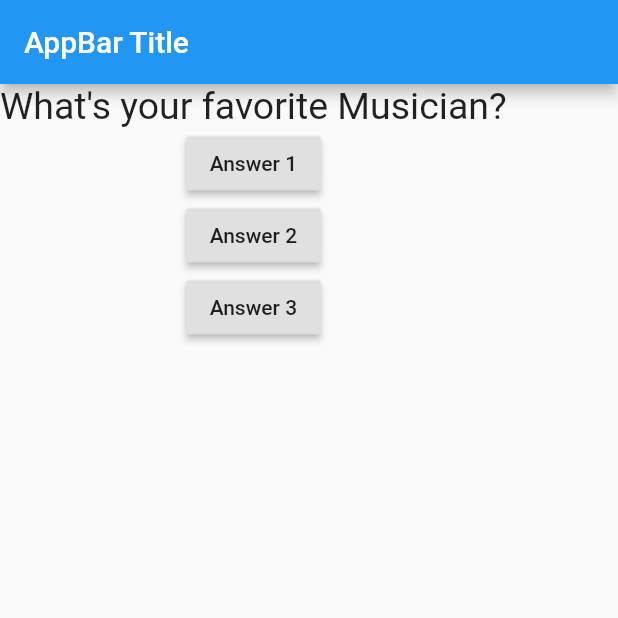
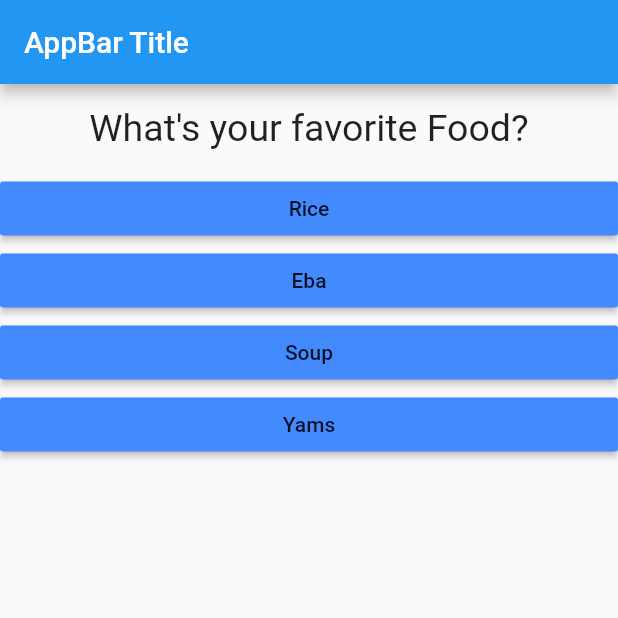
Before and after one commit to maxgdev/flutter_sandbox, a Flutter app: the screen it shows after launch, on a phone screen of 412 x 824 dp, the top half of it. Run offline on Flutter 3.47's test engine with Material 2 defaults, Android fonts, the phone set to English and light mode, and no system bars.

Commit message:
Added answer.dart, question.dart, map object and iterated over questions to generate answer buttons. Notes utilised ... spread function

```diff
--- /dev/null
+++ b/lib/answer.dart
@@ -0,0 +1,19 @@
+import 'package:flutter/material.dart';
+
+class Answer extends StatelessWidget {
+  final Function answerHandler;
+  final String answerText;
+  Answer(this.answerHandler, this.answerText);
+
+  @override
+  Widget build(BuildContext context) {
+    return Container(
+      width: double.infinity,
+      child: RaisedButton(
+        color: Colors.blueAccent,
+        child: Text(answerText),
+        onPressed: answerHandler,
+      ),
+    );
+  }
+}
--- a/lib/main.dart
+++ b/lib/main.dart
@@ -1,4 +1,6 @@
 import 'package:flutter/material.dart';
+import './question.dart';
+import './answer.dart';
 
 void main() {
   runApp(AnyApp());
@@ -16,7 +18,7 @@ class AnyApp extends StatefulWidget {
 class AnyAppState extends State<AnyApp> {
   var questionIndex = 0;
 
-  void answerQuestions() {
+  void _answerQuestions() {
     setState(() {
       questionIndex = questionIndex + 1;
     });
@@ -25,10 +27,30 @@ class AnyAppState extends State<AnyApp> {
 
   @override
   Widget build(BuildContext context) {
+    // var questions = [
+    //   'What\'s your favorite Musician?',
+    //   'What\'s your favorite Film?',
+    //   'What\'s your favorite Food?',
+    //   'What\'s your favorite Car?',
+    //   'What\'s your favorite Ice-cream?',
+    // ];
     var questions = [
-      'What\'s your favorite Musician?',
-      'What\'s your favorite Film?',
-      'What\'s your favorite Food?',
+      {
+        'questionText': 'What\'s your favorite Food?',
+        'answers': ['Rice', 'Eba', 'Soup', 'Yams']
+      },
+      {
+        'questionText': 'What\'s your favorite Car?',
+        'answers': ['BMW', 'Honda', 'Toyota', 'Porche']
+      },
+      {
+        'questionText': 'What\'s your favorite Film?',
+        'answers': ['Matrix', 'Black Panther', 'Bleach', 'Mandelorian']
+      },
+      {
+        'questionText': 'What\'s your favorite Musician?',
+        'answers': ['Burna Boy', 'Eddie Grant', 'Junior', 'Mice Paris']
+      }
     ];
 
     return MaterialApp(
@@ -38,23 +60,13 @@ class AnyAppState extends State<AnyApp> {
         ),
         body: Column(
           children: [
-            Text(
-              "${questions[questionIndex]}",
-              style: TextStyle(fontSize: 25),
+            Question(
+              "${questions[questionIndex]['questionText']}",
             ),
-            RaisedButton(
-              child: Text("Answer 1"),
-              // onPressed: () => print("Button 1 pressed! "),
-              onPressed: answerQuestions,
-            ),
-            RaisedButton(
-              child: Text("Answer 2"),
-              onPressed: () => print("Button 2 pressed! "),
-            ),
-            RaisedButton(
-              child: Text("Answer 3"),
-              onPressed: () => print("Button 3 pressed! "),
-            ),
+            // Answer(_answerQuestions),
+            ...(questions[questionIndex]['answers'] as List<String>).map((answer) {
+              return Answer(_answerQuestions, answer);
+            }).toList(),
           ],
         ),
       ),
--- /dev/null
+++ b/lib/question.dart
@@ -0,0 +1,21 @@
+import 'package:flutter/material.dart';
+
+class Question extends StatelessWidget {
+  final String questionText;
+
+  Question(this.questionText);
+
+  @override
+  Widget build(BuildContext context) {
+    return Container(
+      padding: EdgeInsets.all(10),
+      margin: EdgeInsets.all(5),
+      width: double.infinity, // Expands to fill width
+      child: Text(
+        questionText,
+        style: TextStyle(fontSize: 25),
+        textAlign: TextAlign.center,
+      ),
+    );
+  }
+}
```
